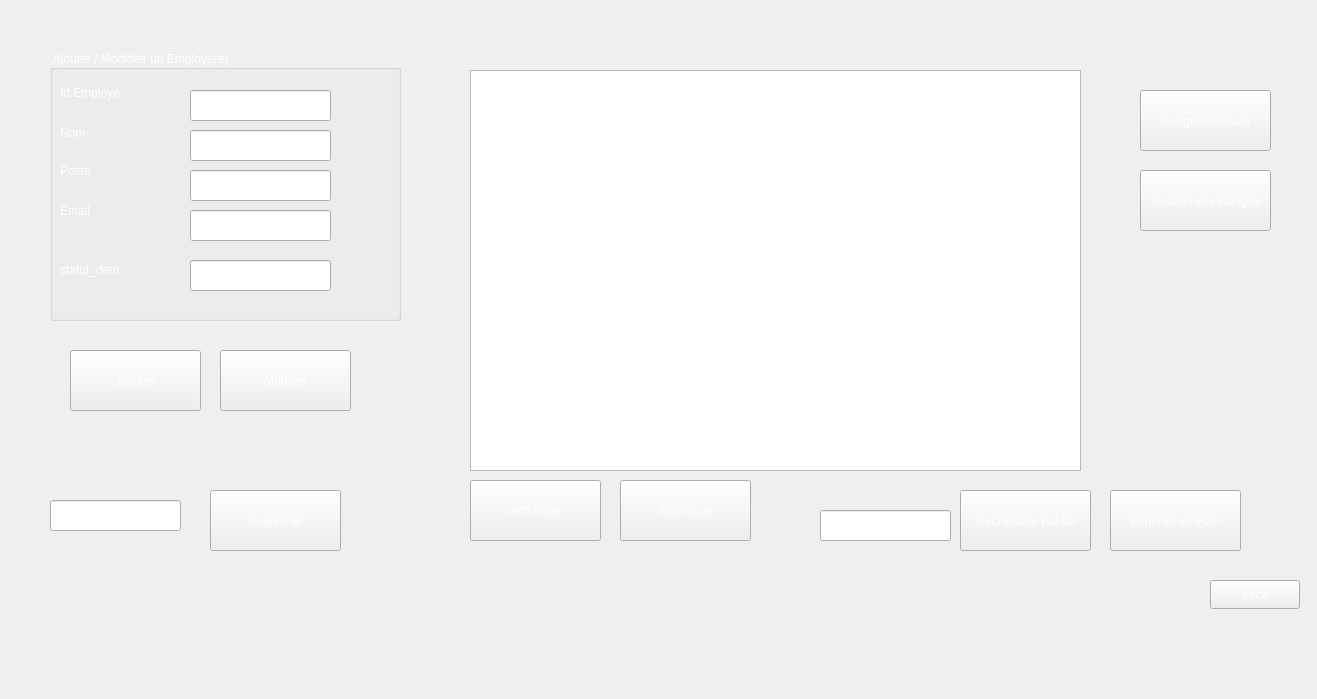
Old version of the form employe.ui in the repository medali141/sunny.
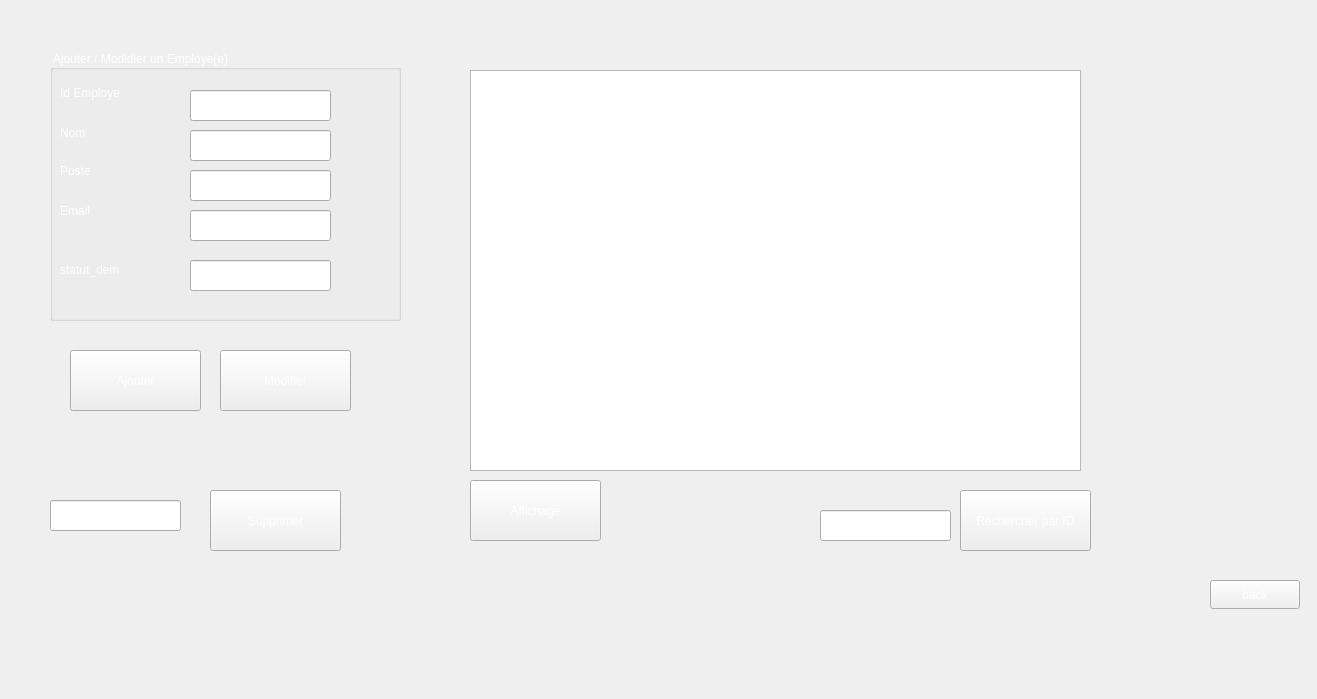
New version of the form.

Diff of the .ui file:
```diff
--- a/employe.ui
+++ b/employe.ui
@@ -256,58 +256,6 @@
     </rect>
    </property>
   </widget>
-  <widget class="QPushButton" name="statistiquesButton">
-   <property name="geometry">
-    <rect>
-     <x>620</x>
-     <y>480</y>
-     <width>131</width>
-     <height>61</height>
-    </rect>
-   </property>
-   <property name="text">
-    <string>Statistique</string>
-   </property>
-  </widget>
-  <widget class="QPushButton" name="exportPdfButton">
-   <property name="geometry">
-    <rect>
-     <x>1110</x>
-     <y>490</y>
-     <width>131</width>
-     <height>61</height>
-    </rect>
-   </property>
-   <property name="text">
-    <string>Exporter en PDF</string>
-   </property>
-  </widget>
-  <widget class="QPushButton" name="assignationAutoButton">
-   <property name="geometry">
-    <rect>
-     <x>1140</x>
-     <y>90</y>
-     <width>131</width>
-     <height>61</height>
-    </rect>
-   </property>
-   <property name="text">
-    <string>Assignation Auto</string>
-   </property>
-  </widget>
-  <widget class="QPushButton" name="congesButton">
-   <property name="geometry">
-    <rect>
-     <x>1140</x>
-     <y>170</y>
-     <width>131</width>
-     <height>61</height>
-    </rect>
-   </property>
-   <property name="text">
-    <string>Gestion des Congés</string>
-   </property>
-  </widget>
  </widget>
  <resources/>
  <connections/>
```
